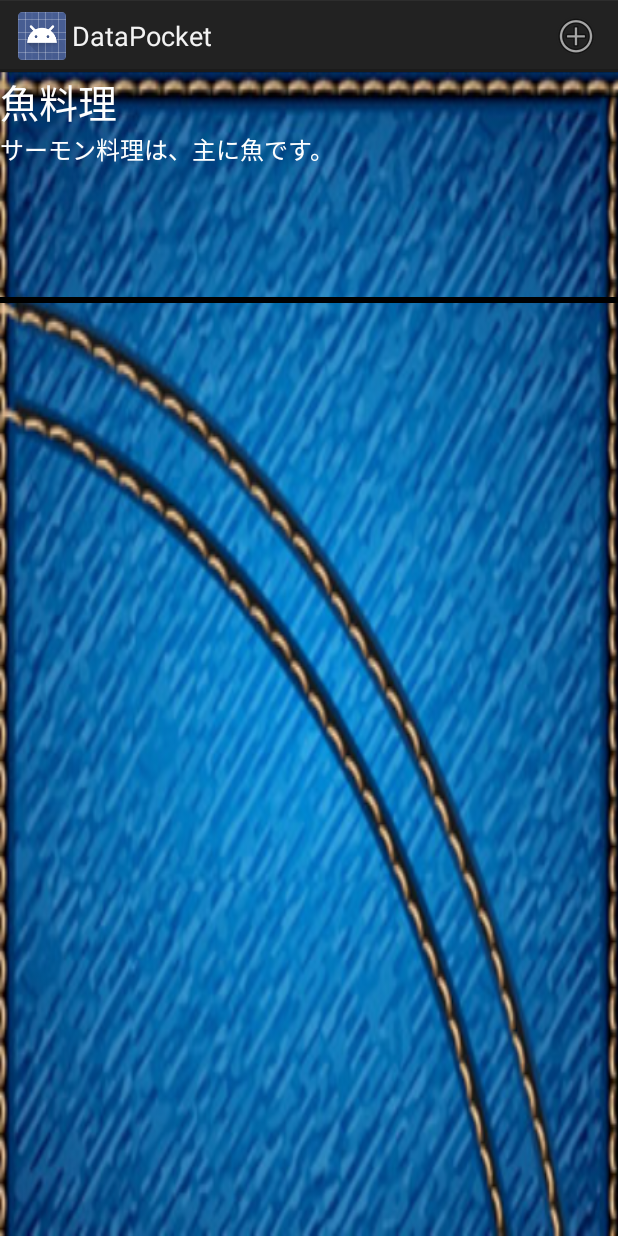
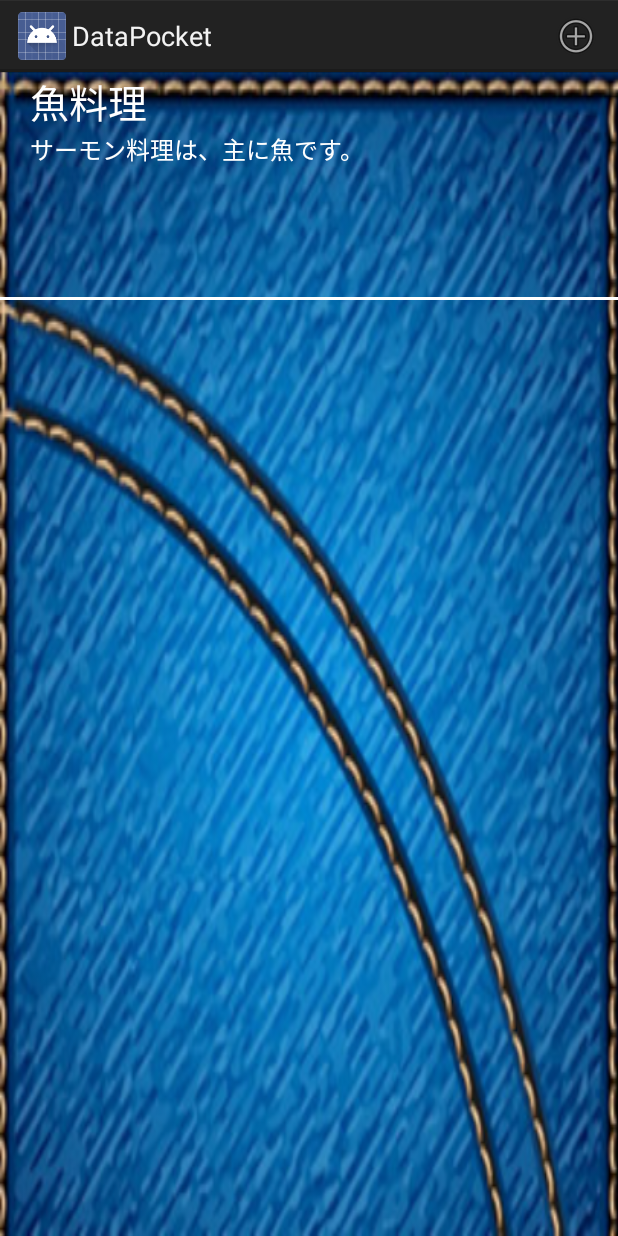
Before and after one commit to tikuwattoVX/DataPocket, an Android app: the screen it shows after launch (GenreTopActivity), on a phone screen of 412 x 824 dp. Run offline under Robolectric (Android 15) with nearby library versions, the phone set to English and light mode, and no system bars.

Commit message:
ジャンルトップ画面からのIntent処理を編集。

```diff
--- a/DataPocket/app/src/main/java/com/example/datapocket/activity/GenreTopActivity.java
+++ b/DataPocket/app/src/main/java/com/example/datapocket/activity/GenreTopActivity.java
@@ -162,14 +162,10 @@ protected void setAdapters() {
 
         @Override
         public void onItemClick(AdapterView<?> parent, View view, int position, long id) {
-            // startActivity(createIntent(key.value, key.value, class))
             ListView listView = (ListView)parent;
             GenreDataItem genreDataItem =(GenreDataItem)listView.getItemAtPosition(position);
             Log.v(TAG, genreDataItem.toString());
-            Intent intent = new Intent();
-            intent.setClassName(getApplicationContext(), Const.LIST_ACTIVITY);
-            startActivity(intent);
-
+            startActivity(ListActivity.createIntent(getApplicationContext(), "dpid"));
         }
 
 
--- a/DataPocket/app/src/main/res/layout/activity_detail.xml
+++ b/DataPocket/app/src/main/res/layout/activity_detail.xml
@@ -16,6 +16,8 @@
             android:layout_height="wrap_content"
             android:layout_alignParentTop="true"
             android:layout_alignParentLeft="true"
+            android:layout_marginBottom="10dp"
+            android:textColor="@color/white"
             android:text="フリガナ"/>
 
         <TextView
@@ -23,6 +25,7 @@
             android:layout_width="wrap_content"
             android:layout_height="wrap_content"
             android:layout_alignParentLeft="true"
+            android:textColor="@color/white"
             android:layout_below="@+id/detail_hurigana"
             android:text="タイトル"/>
 
@@ -31,7 +34,8 @@
             android:layout_width="100dp"
             android:layout_height="100dp"
             android:layout_alignParentTop="true"
-            android:layout_alignParentRight="true"/>
+            android:layout_alignParentRight="true"
+            android:background="@drawable/image_window"/>
     </RelativeLayout>
 
     <RelativeLayout
--- a/DataPocket/app/src/main/res/layout/row_genre.xml
+++ b/DataPocket/app/src/main/res/layout/row_genre.xml
@@ -20,13 +20,15 @@
 			  style="@style/genre_title"
 			  android:id="@+id/genreTitle"
 			  android:layout_height="wrap_content"
-			  android:layout_width="match_parent"/>
+			  android:layout_width="match_parent"
+              android:layout_marginLeft="20dp"/>
 
 			<TextView
 			  style="@style/genre_message"
 			  android:id="@+id/genreMessage"
 			  android:layout_height="wrap_content"
-			  android:layout_width="match_parent"/>
+			  android:layout_width="match_parent"
+              android:layout_marginLeft="20dp"/>
 
 		</LinearLayout>
 
@@ -40,7 +42,7 @@
     <View
         android:layout_width="match_parent"
         android:layout_height="@dimen/devider_nomal"
-        android:background="@color/black">
+        android:background="@color/white">
 
         </View>
 </LinearLayout>
--- a/DataPocket/app/src/main/res/values/dimens.xml
+++ b/DataPocket/app/src/main/res/values/dimens.xml
@@ -9,6 +9,6 @@
 
     <dimen name="genre_title_size">26dp</dimen>
 
-    <dimen name="devider_nomal">4dp</dimen>
+    <dimen name="devider_nomal">2dp</dimen>
 
 </resources>
```
Also changed, not shown: DataPocket/app/src/main/java/com/example/datapocket/activity/DetailActivity.java (+7 -0 lines), DataPocket/app/src/main/java/com/example/datapocket/activity/ListActivity.java (+13 -0 lines), 59 other files.
